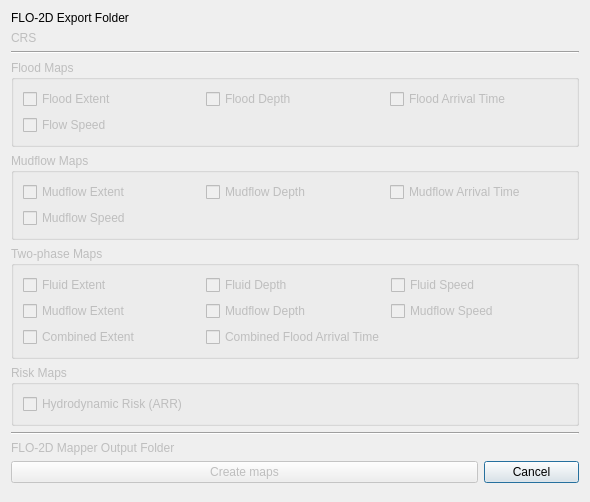
FLO-2DSoftware/FLO-2DMapCrafter, file flo2d_mapcrafter/flo2d_mapcrafter_dialog_base.ui: the form before one commit.
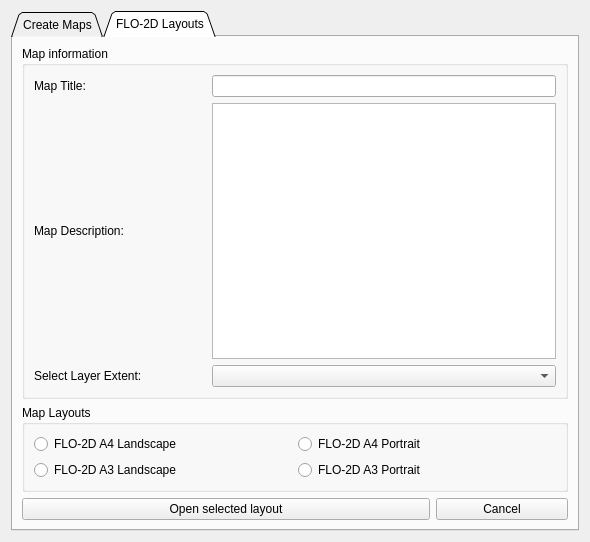
The form after the commit. Custom widgets are drawn as their Qt base class.

Commit message: Layout composer

```diff
--- a/flo2d_mapcrafter/flo2d_mapcrafter_dialog_base.ui
+++ b/flo2d_mapcrafter/flo2d_mapcrafter_dialog_base.ui
@@ -7,14 +7,40 @@
     <x>0</x>
     <y>0</y>
     <width>590</width>
-    <height>502</height>
+    <height>506</height>
    </rect>
   </property>
   <property name="windowTitle">
    <string>FLO-2D MapCrafter </string>
   </property>
   <layout class="QGridLayout" name="gridLayout">
-   <item row="0" column="0" rowspan="2">
+   <item row="2" column="0">
+    <spacer name="verticalSpacer_2">
+     <property name="orientation">
+      <enum>Qt::Vertical</enum>
+     </property>
+     <property name="sizeHint" stdset="0">
+      <size>
+       <width>20</width>
+       <height>40</height>
+      </size>
+     </property>
+    </spacer>
+   </item>
+   <item row="0" column="0">
+    <widget class="QTabWidget" name="tabs">
+     <property name="tabShape">
+      <enum>QTabWidget::Triangular</enum>
+     </property>
+     <property name="currentIndex">
+      <number>1</number>
+     </property>
+     <widget class="QWidget" name="tab_1">
+      <attribute name="title">
+       <string>Create Maps</string>
+      </attribute>
+      <layout class="QGridLayout" name="gridLayout_7">
+       <item row="0" column="0">
     <layout class="QGridLayout" name="gridLayout_2">
      <item row="7" column="0" colspan="5">
       <widget class="QGroupBox" name="risk_grp">
@@ -279,18 +305,121 @@
      </item>
     </layout>
    </item>
+      </layout>
+     </widget>
+     <widget class="QWidget" name="tab_2">
+      <attribute name="title">
+       <string>FLO-2D Layouts</string>
+      </attribute>
+      <layout class="QGridLayout" name="gridLayout_9">
+       <item row="0" column="0">
+        <layout class="QGridLayout" name="gridLayout_8">
+         <item row="1" column="1" colspan="4">
+          <widget class="QGroupBox" name="groupBox_2">
+           <property name="title">
+            <string>Map Layouts</string>
+           </property>
+           <layout class="QGridLayout" name="gridLayout_12">
    <item row="2" column="0">
-    <spacer name="verticalSpacer">
-     <property name="orientation">
-      <enum>Qt::Vertical</enum>
-     </property>
-     <property name="sizeHint" stdset="0">
-      <size>
-       <width>481</width>
-       <height>1</height>
-      </size>
-     </property>
-    </spacer>
+             <layout class="QGridLayout" name="gridLayout_13">
+              <item row="0" column="1">
+               <widget class="QRadioButton" name="a4_port">
+                <property name="text">
+                 <string>FLO-2D A4 Portrait</string>
+                </property>
+               </widget>
+              </item>
+              <item row="0" column="0">
+               <widget class="QRadioButton" name="a4_land">
+                <property name="text">
+                 <string>FLO-2D A4 Landscape</string>
+                </property>
+               </widget>
+              </item>
+              <item row="1" column="1">
+               <widget class="QRadioButton" name="a3_port">
+                <property name="text">
+                 <string>FLO-2D A3 Portrait</string>
+                </property>
+               </widget>
+              </item>
+              <item row="1" column="0">
+               <widget class="QRadioButton" name="a3_land">
+                <property name="text">
+                 <string>FLO-2D A3 Landscape</string>
+                </property>
+               </widget>
+              </item>
+             </layout>
+            </item>
+           </layout>
+          </widget>
+         </item>
+         <item row="3" column="1">
+          <layout class="QGridLayout" name="gridLayout_16"/>
+         </item>
+         <item row="0" column="1" colspan="4">
+          <widget class="QGroupBox" name="groupBox">
+           <property name="title">
+            <string>Map information</string>
+           </property>
+           <layout class="QGridLayout" name="gridLayout_10">
+            <item row="0" column="0">
+             <layout class="QGridLayout" name="gridLayout_11">
+              <item row="1" column="1" colspan="2">
+               <widget class="QPlainTextEdit" name="map_description"/>
+              </item>
+              <item row="0" column="0">
+               <widget class="QLabel" name="label_3">
+                <property name="text">
+                 <string>Map Title:</string>
+                </property>
+               </widget>
+              </item>
+              <item row="1" column="0">
+               <widget class="QLabel" name="label_6">
+                <property name="text">
+                 <string>Map Description:</string>
+                </property>
+               </widget>
+              </item>
+              <item row="0" column="1" colspan="2">
+               <widget class="QLineEdit" name="map_title_le"/>
+              </item>
+              <item row="2" column="0">
+               <widget class="QLabel" name="label_5">
+                <property name="text">
+                 <string>Select Layer Extent:</string>
+                </property>
+               </widget>
+              </item>
+              <item row="2" column="1" colspan="2">
+               <widget class="QgsMapLayerComboBox" name="layer_extent_cb"/>
+              </item>
+             </layout>
+            </item>
+           </layout>
+          </widget>
+         </item>
+         <item row="2" column="1" colspan="3">
+          <widget class="QPushButton" name="runButton_2">
+           <property name="text">
+            <string>Open selected layout</string>
+           </property>
+          </widget>
+         </item>
+         <item row="2" column="4">
+          <widget class="QPushButton" name="cancelButton_2">
+           <property name="text">
+            <string>Cancel</string>
+           </property>
+          </widget>
+         </item>
+        </layout>
+       </item>
+      </layout>
+     </widget>
+    </widget>
    </item>
   </layout>
  </widget>
@@ -300,6 +429,11 @@
    <extends>QWidget</extends>
    <header>qgsfilewidget.h</header>
   </customwidget>
+  <customwidget>
+   <class>QgsMapLayerComboBox</class>
+   <extends>QComboBox</extends>
+   <header>qgsmaplayercombobox.h</header>
+  </customwidget>
   <customwidget>
    <class>QgsProjectionSelectionWidget</class>
    <extends>QWidget</extends>
```
Left out of the diff: 31 changed lines with no effect on the pictures. Lines whose indentation alone changed are shown as unchanged. The commit also changes 1 other file.
